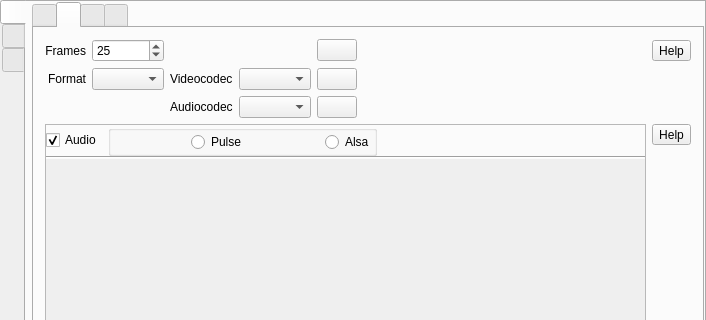
Before: the Qt Designer form src/mainwindow.ui in vkohaupt/vokoscreenNG, drawn with Qt 5; both pictures show x 0 to 706 and y 0 to 320 of the 706 by 481 pixel window.
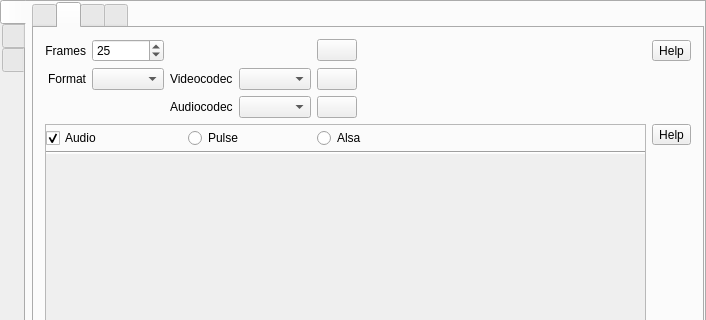
After: the same form once the commit is applied. The open tabs and pages were chosen to show the change. Icons and pictures are not drawn.

Commit message: GUI Audio Pulse Alsa

The edit to the form file:
```diff
--- a/src/mainwindow.ui
+++ b/src/mainwindow.ui
@@ -861,25 +861,16 @@
                     </widget>
                    </item>
                    <item>
-                    <widget class="QGroupBox" name="groupBoxPulseAlsa">
-                     <property name="flat">
-                      <bool>true</bool>
+                    <widget class="QFrame" name="framePulseAlsa">
+                     <property name="frameShape">
+                      <enum>QFrame::NoFrame</enum>
                      </property>
-                     <layout class="QHBoxLayout" name="horizontalLayout_31">
-                      <property name="spacing">
-                       <number>0</number>
-                      </property>
-                      <property name="leftMargin">
-                       <number>0</number>
-                      </property>
+                     <layout class="QHBoxLayout" name="horizontalLayout_7">
                       <property name="topMargin">
-                       <number>0</number>
-                      </property>
-                      <property name="rightMargin">
-                       <number>0</number>
+                       <number>3</number>
                       </property>
                       <property name="bottomMargin">
-                       <number>0</number>
+                       <number>3</number>
                       </property>
                       <item>
                        <spacer name="horizontalSpacer_17">
@@ -963,7 +954,7 @@
                       <x>0</x>
                       <y>0</y>
                       <width>507</width>
-                      <height>132</height>
+                      <height>130</height>
                      </rect>
                     </property>
                     <layout class="QVBoxLayout" name="verticalLayoutAudioDevices">
```
Left out of the diff: 2 changed lines with no effect on the pictures. The commit also changes 1 other file.
